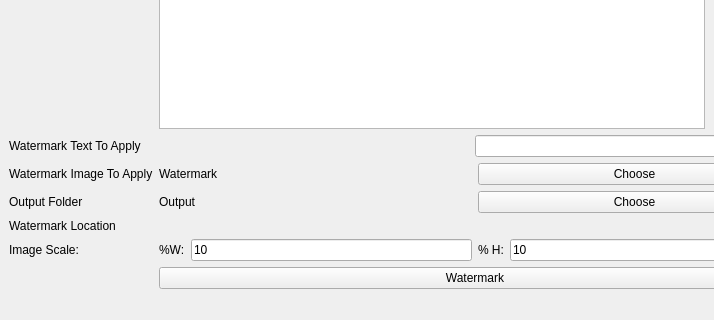
Old version of the form watermark_app/gui/watermark_window.ui in the repository fishhead2567/watermark_app; both pictures show x 0 to 714 and y 280 to 600 of the 800 by 600 pixel window.
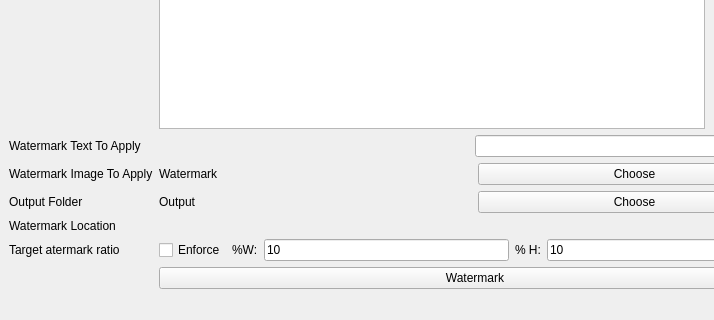
New version of the form.

Commit message: Add option to not scale image based on watermark desired size

Diff of the .ui file:
```diff
--- a/watermark_app/gui/watermark_window.ui
+++ b/watermark_app/gui/watermark_window.ui
@@ -104,12 +104,19 @@
          <string extracomment="Compared to Watermark"/>
         </property>
         <property name="text">
-         <string>Image Scale:</string>
+         <string>Target atermark ratio</string>
         </property>
        </widget>
       </item>
       <item row="5" column="1">
        <layout class="QHBoxLayout" name="horizontalLayout_2">
+        <item>
+         <widget class="QCheckBox" name="doScaleCheckbox">
+          <property name="text">
+           <string>Enforce</string>
+          </property>
+         </widget>
+        </item>
         <item>
          <widget class="QLabel" name="label_5">
           <property name="text">
```
The commit also changes 6 other files.
